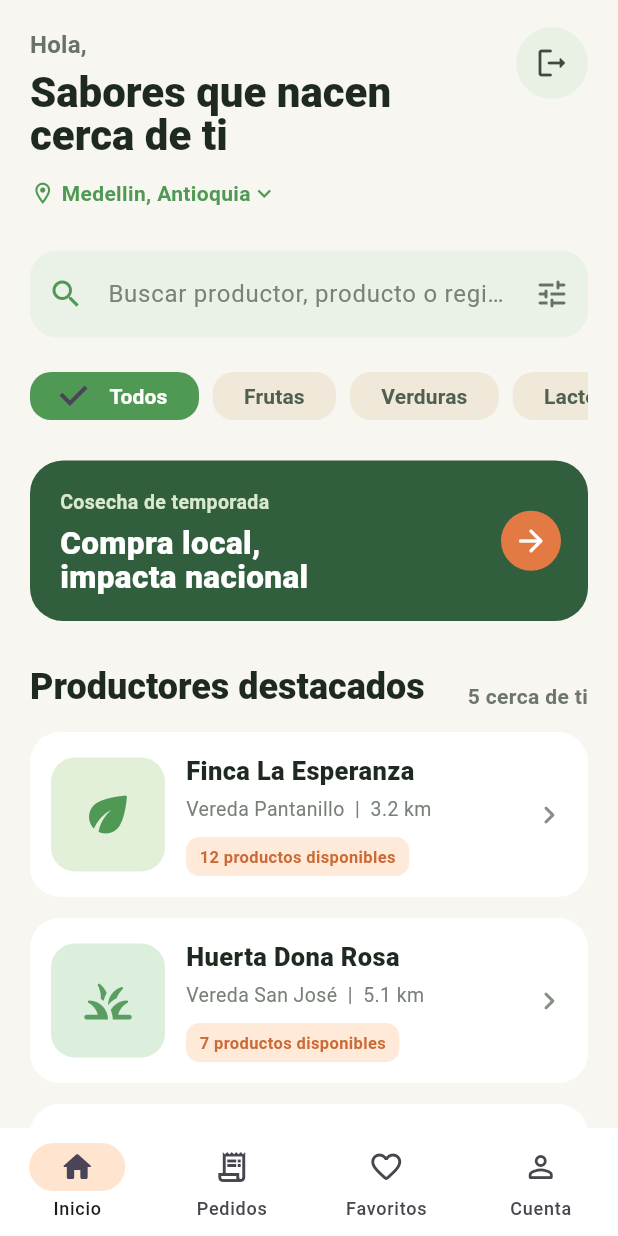
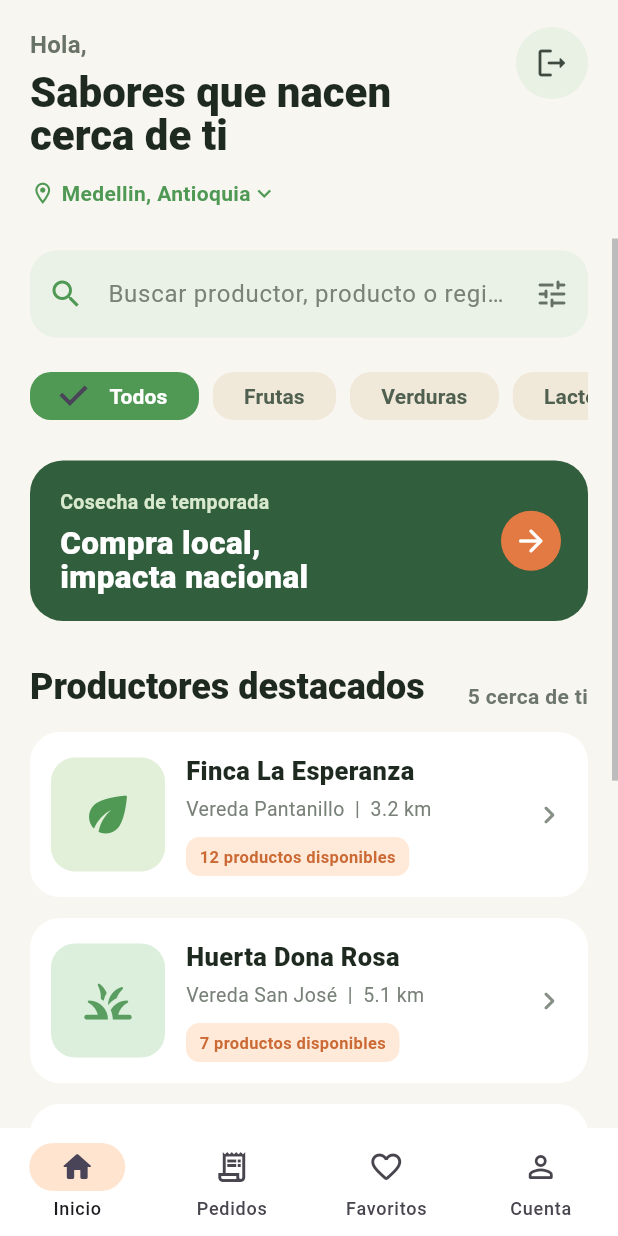
Before and after one commit to VanessaOspina16/navegacion_mercado, a Flutter app: the screen it shows after launch, after a tap on "Iniciar sesión", on a phone screen of 412 x 824 dp. Run offline on Flutter 3.47's test engine with Material 3 defaults, Android fonts, the phone set to English and light mode, and no system bars.

Commit message:
feat: agregar widgets de filtros y desplazamiento

```diff
--- a/lib/pantallas/inicio_sesion.dart
+++ b/lib/pantallas/inicio_sesion.dart
@@ -11,6 +11,7 @@ class InicioSesionPage extends StatefulWidget {
 
 class _InicioSesionPageState extends State<InicioSesionPage> {
   final TextEditingController _emailController = TextEditingController();
+  bool _rememberSession = false;
 
   @override
   void dispose() {
@@ -35,6 +36,18 @@ class _InicioSesionPageState extends State<InicioSesionPage> {
                     Icons.agriculture_rounded,
                     size: 64,
                     color: Color(0xFF4F9955),
+                  ),
+                  SwitchListTile(
+                    key: const Key('rememberSwitch'),
+                    contentPadding: EdgeInsets.zero,
+                    title: const Text('Recordarme'),
+                    subtitle: const Text(
+                      'Mantener esta opción en esta pantalla',
+                    ),
+                    value: _rememberSession,
+                    onChanged: (value) {
+                      setState(() => _rememberSession = value);
+                    },
                   ),
                   const SizedBox(height: 24),
                   Text(
--- a/lib/pantallas/productores.dart
+++ b/lib/pantallas/productores.dart
@@ -36,6 +36,11 @@ class _ProductoresPageState extends State<ProductoresPage> {
   @override
   Widget build(BuildContext context) {
     final theme = Theme.of(context);
+    final visibleProducers = _selectedCategory == 'Todos'
+        ? producerData
+        : producerData
+              .where((producer) => producer.category == _selectedCategory)
+              .toList();
 
     return Scaffold(
       backgroundColor: const Color(0xFFF8F6F0),
@@ -48,6 +53,8 @@ class _ProductoresPageState extends State<ProductoresPage> {
               onLogoutPressed: widget.onLogoutPressed,
             ),
             Expanded(
+              child: Scrollbar(
+                thumbVisibility: true,
                 child: ListView(
                   padding: const EdgeInsets.fromLTRB(20, 8, 20, 24),
                   children: [
@@ -74,7 +81,7 @@ class _ProductoresPageState extends State<ProductoresPage> {
                           ),
                         ),
                         Text(
-                        '${producerData.length} cerca de ti',
+                          '${visibleProducers.length} cerca de ti',
                           style: theme.textTheme.bodyMedium?.copyWith(
                             color: const Color(0xFF6D766C),
                             fontWeight: FontWeight.w600,
@@ -84,11 +91,11 @@ class _ProductoresPageState extends State<ProductoresPage> {
                     ),
                     const SizedBox(height: 14),
                     ListView.builder(
-                    itemCount: producerData.length,
+                      itemCount: visibleProducers.length,
                       shrinkWrap: true,
                       physics: const NeverScrollableScrollPhysics(),
                       itemBuilder: (context, index) {
-                      final producer = producerData[index];
+                        final producer = visibleProducers[index];
                         return Padding(
                           padding: const EdgeInsets.only(bottom: 14),
                           child: ProducerCard(
@@ -99,6 +106,7 @@ class _ProductoresPageState extends State<ProductoresPage> {
                       },
                     ),
                   ],
+                ),
               ),
             ),
           ],
@@ -279,7 +287,8 @@ class _CategoryFilters extends StatelessWidget {
         itemBuilder: (context, index) {
           final category = categories[index];
           final isSelected = category == selectedCategory;
-          return ChoiceChip(
+          return FilterChip(
+            key: Key('category-$category'),
             label: Text(category),
             selected: isSelected,
             onSelected: (_) => onCategorySelected(category),
@@ -477,6 +486,7 @@ class Producer {
     required this.name,
     required this.vereda,
     required this.distance,
+    required this.category,
     required this.products,
     required this.icon,
     required this.color,
@@ -486,6 +496,7 @@ class Producer {
   final String name;
   final String vereda;
   final String distance;
+  final String category;
   final int products;
   final IconData icon;
   final Color color;
@@ -497,6 +508,7 @@ const producerData = [
     name: 'Finca La Esperanza',
     vereda: 'Vereda Pantanillo',
     distance: '3.2 km',
+    category: 'Frutas',
     products: 12,
     icon: Icons.eco_rounded,
     color: Color(0xFFE3F0D9),
@@ -506,6 +518,7 @@ const producerData = [
     name: 'Huerta Dona Rosa',
     vereda: 'Vereda San José',
     distance: '5.1 km',
+    category: 'Verduras',
     products: 7,
     icon: Icons.grass_rounded,
     color: Color(0xFFDCEEDC),
@@ -515,6 +528,7 @@ const producerData = [
     name: 'Asociacion El Manantial',
     vereda: 'Vereda Abreo',
     distance: '8.4 km',
+    category: 'Verduras',
     products: 15,
     icon: Icons.water_drop_outlined,
     color: Color(0xFFDCEAF0),
@@ -524,6 +538,7 @@ const producerData = [
     name: 'Granja Los Alpes',
     vereda: 'Vereda La Honda',
     distance: '10.0 km',
+    category: 'Lacteos',
     products: 5,
     icon: Icons.egg_alt_outlined,
     color: Color(0xFFFFEBD3),
@@ -533,6 +548,7 @@ const producerData = [
     name: 'Cafe Montanas Vivas',
     vereda: 'Vereda La Salada',
     distance: '42 km',
+    category: 'Cafe',
     products: 9,
     icon: Icons.coffee_rounded,
     color: Color(0xFFE9DFD4),
```
Also changed, not shown: 1 other file. Lines whose indentation alone changed are shown as unchanged.
